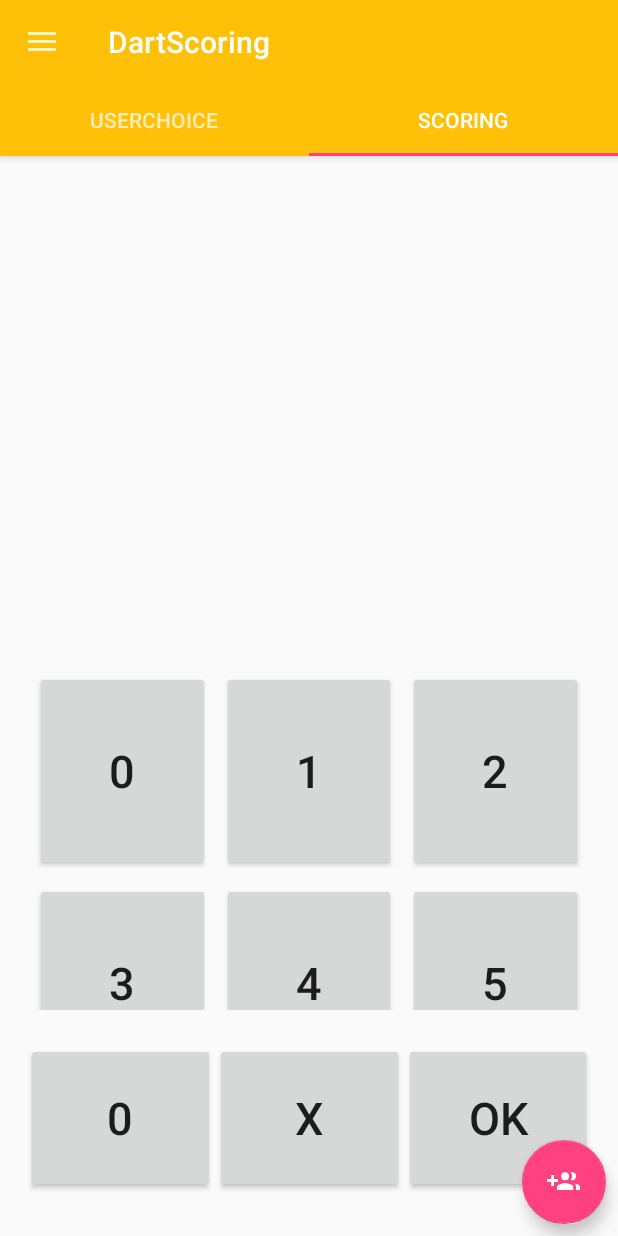
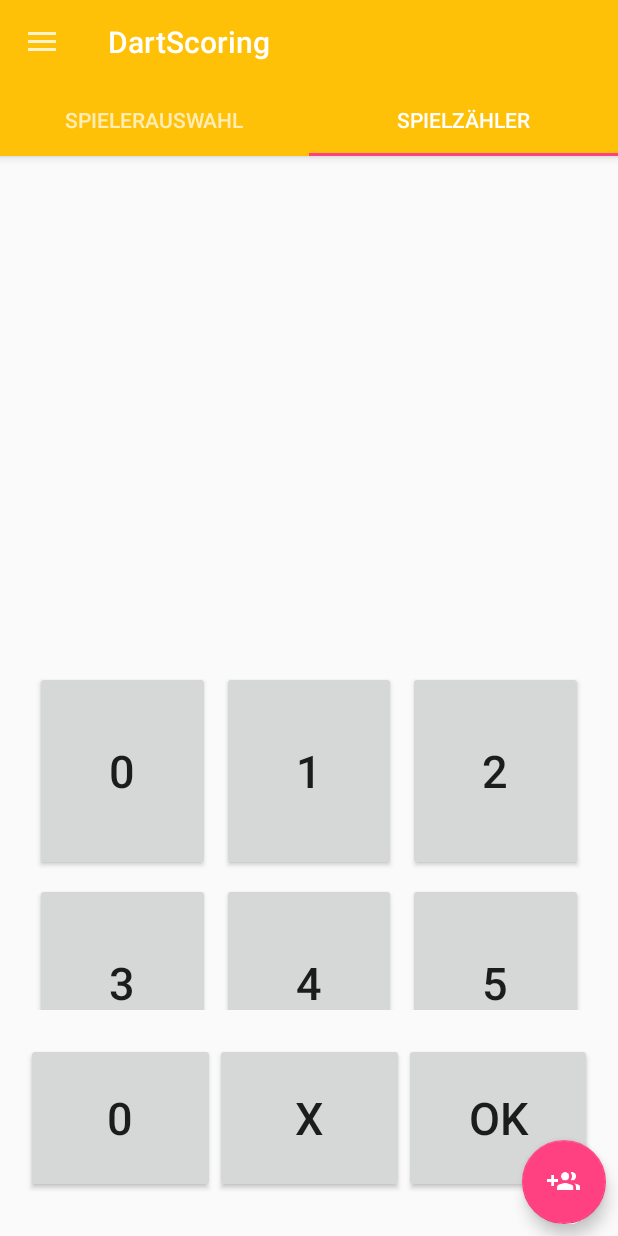
Before and after one commit to l-u-k-e2/DartScoring, an Android app: the screen it shows after launch (MainActivity), tab 2 chosen, on a phone screen of 412 x 824 dp. Run offline under Robolectric (Android 15) with nearby library versions, the light colour scheme and no system bars; 3 statements that could not run were skipped.

Commit message:
Anpassung STrings

```diff
--- a/app/src/main/java/com/ostfalia/bs/dartscoring/MainActivity.java
+++ b/app/src/main/java/com/ostfalia/bs/dartscoring/MainActivity.java
@@ -167,8 +167,8 @@ public class MainActivity extends AppCompatActivity {
      */
     private void setupViewPager(ViewPager viewPager) {
         Adapter adapter = new Adapter(getSupportFragmentManager());
-        adapter.addFragment(userchoiceFragment, "UserChoice");
-        adapter.addFragment(scoringFragment, "Scoring");
+        adapter.addFragment(userchoiceFragment, getResources().getString(R.string.userchoice));
+        adapter.addFragment(scoringFragment, getResources().getString(R.string.scoring));
         viewPager.setAdapter(adapter);
     }
 
--- a/app/src/main/res/layout/nav_header.xml
+++ b/app/src/main/res/layout/nav_header.xml
@@ -10,7 +10,7 @@
     <TextView
         android:layout_width="match_parent"
         android:layout_height="wrap_content"
-        android:text="Spielmodi"
+        android:text="@string/game_mode"
         android:textAppearance="@style/TextAppearance.AppCompat.Body1"/>
 
 </LinearLayout>
```
Also changed, not shown: app/src/main/res/values/strings.xml (+13 -7 lines).
